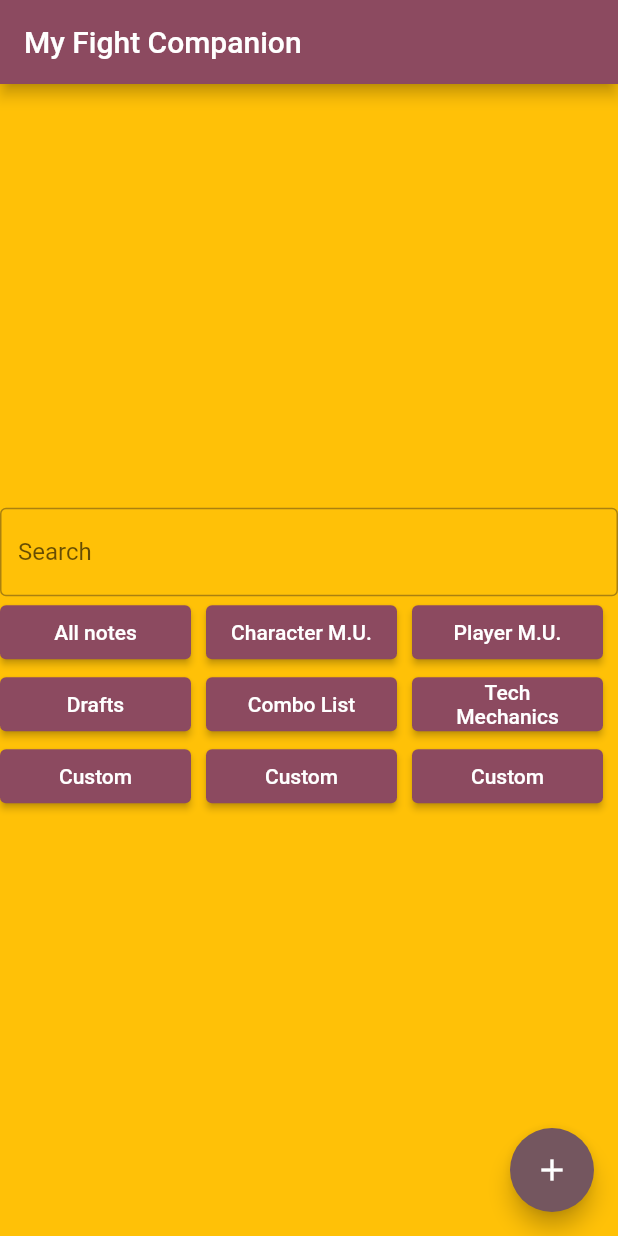
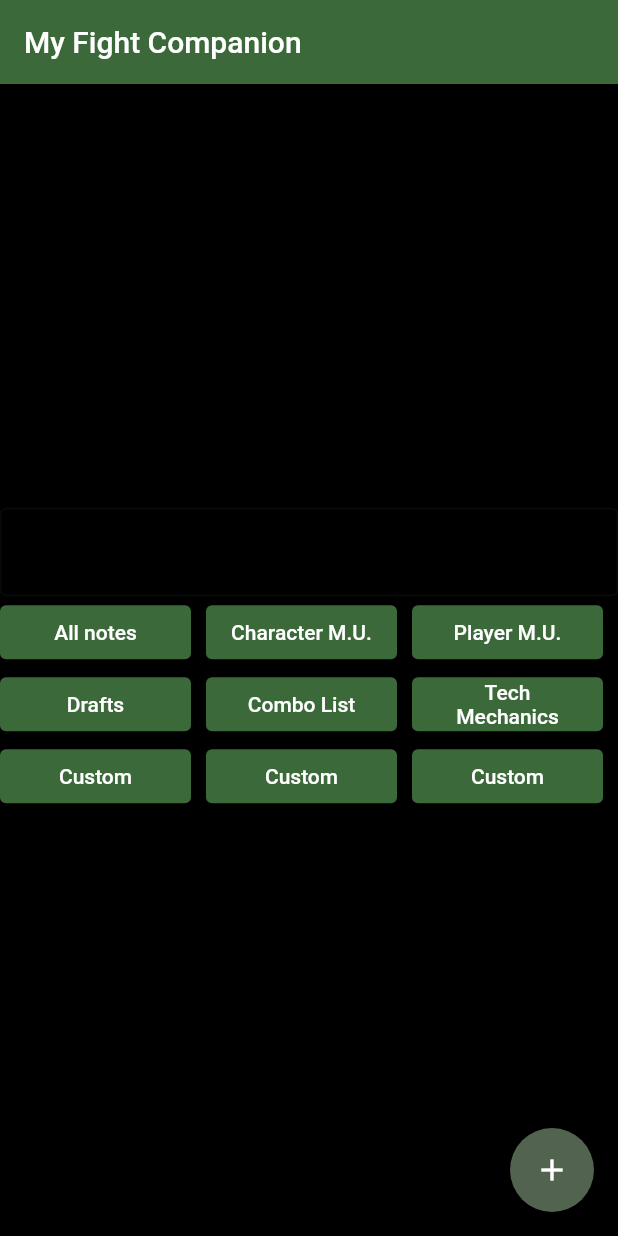
Before and after one commit to firedb/myFightCompanion, a Flutter app: the screen it shows after launch, on a phone screen of 412 x 824 dp. Run offline on Flutter 3.47's test engine with Material 2 defaults, Android fonts, the light colour scheme and no system bars.

Commit message:
Change small syntax, mostly making sure git and git hub are working

```diff
--- a/my_fight_companion/lib/main.dart
+++ b/my_fight_companion/lib/main.dart
@@ -18,9 +18,9 @@ class _MyAppState extends State<MyApp> {
   Widget build(BuildContext context) {
     return MaterialApp(
       title: 'My Fight Companion',
-      theme: ThemeData(useMaterial3: false,
-        colorScheme: ColorScheme.fromSeed(seedColor: Colors.black), scaffoldBackgroundColor: Colors.amber
-      ),
+      theme: ThemeData(
+          colorScheme: ColorScheme.fromSeed(seedColor: Colors.green),
+          scaffoldBackgroundColor: Colors.black),
       home: const MyHomePage(title: 'My Fight Companion'),
     );
   }
```
